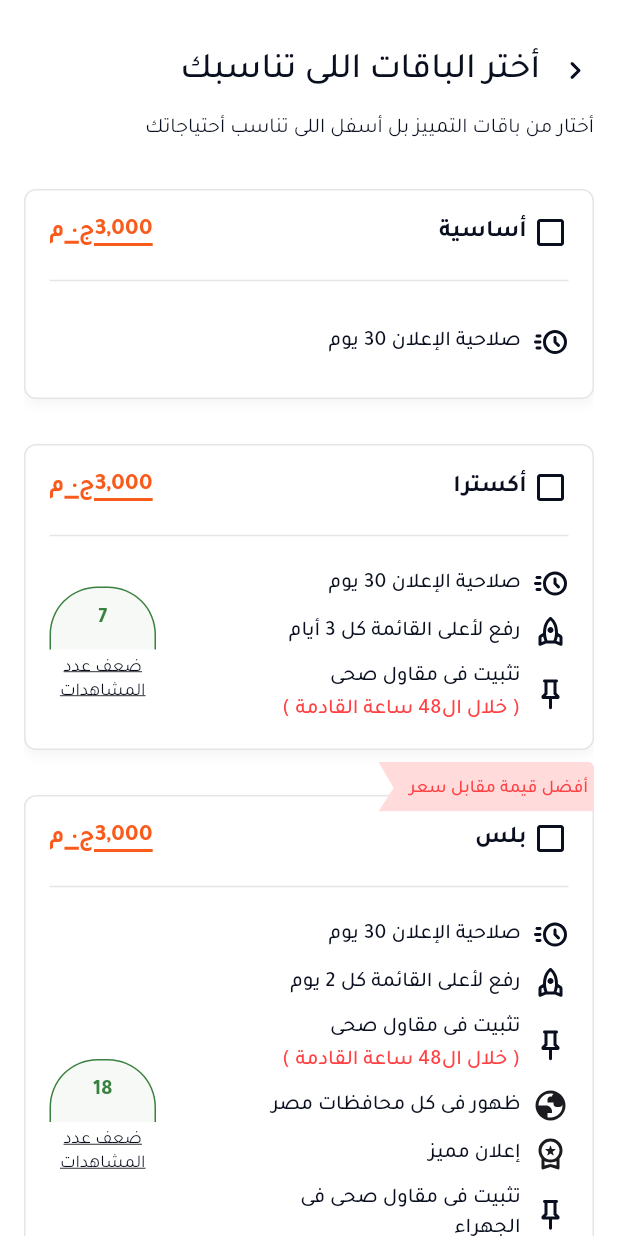
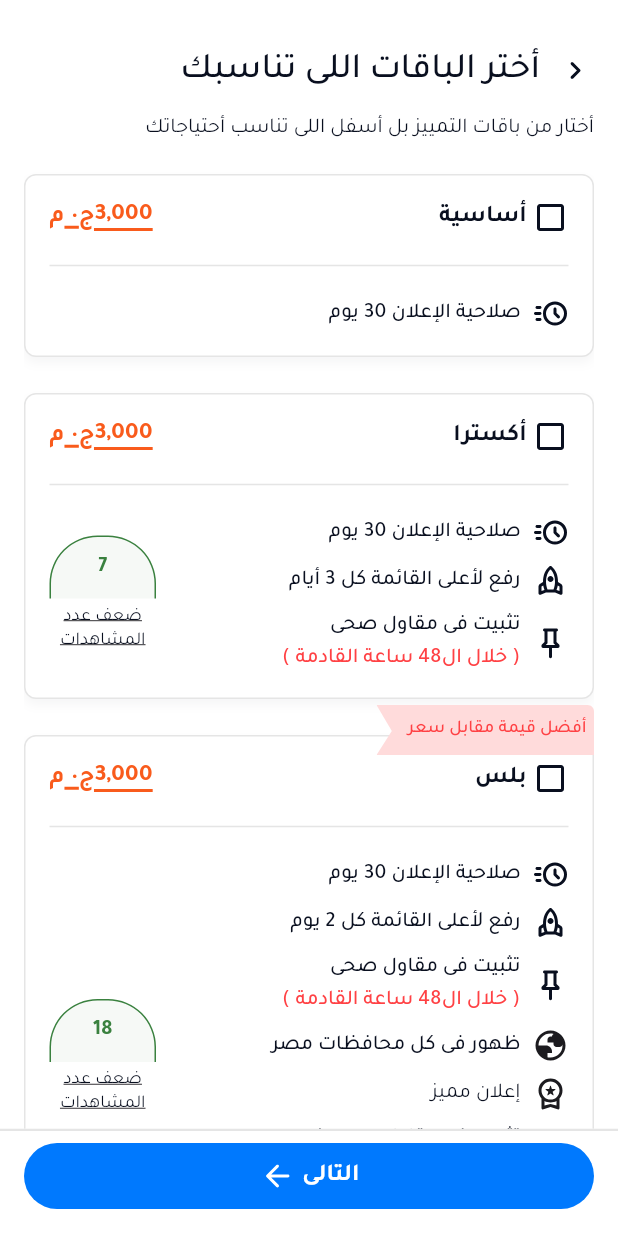
Before and after one commit to Korya25/itlegend_flutter_challenge_mahmoud_mohamed, a Flutter app: the PlansView screen opened by its route, on a phone screen of 412 x 824 dp. Run offline on Flutter 3.47's test engine with Material 3 defaults, Android fonts, the light colour scheme and no system bars; our stand-ins replace flutter_bloc, flutter_svg, get_it, go_router, sqflite; accounts and stored records are empty.

Commit message:
finish plans view UI

```diff
--- a/lib/core/constants/app_assets.dart
+++ b/lib/core/constants/app_assets.dart
@@ -27,5 +27,7 @@ class AppAssets {
   static const String pin = 'assets/svgs/keep.svg';
   static const String rocket = 'assets/svgs/rocket.svg';
   static const String workspacePremium = 'assets/svgs/workspace_premium.svg';
-  static const String planOfferBadge = 'assets/svgs/Plan Offer Badge.svg';
+  static const String planOfferBadgelarge = 'assets/svgs/Plan Offer Badge.svg';
+  static const String planOfferBadgesmall =
+      'assets/svgs/Plan Offer Badge (1).svg';
 }
--- a/lib/features/plans_selected/presentation/view/plans_view.dart
+++ b/lib/features/plans_selected/presentation/view/plans_view.dart
@@ -1,6 +1,8 @@
 import 'package:flutter/material.dart';
 import 'package:itlegend_flutter_challenge/features/plans_selected/data/models/plan_model.dart';
+import 'package:itlegend_flutter_challenge/features/plans_selected/presentation/widgets/contact_with_support.dart';
 import 'package:itlegend_flutter_challenge/features/plans_selected/presentation/widgets/plans_card.dart';
+import 'package:itlegend_flutter_challenge/features/plans_selected/presentation/widgets/plans_next_button.dart';
 import 'package:itlegend_flutter_challenge/features/plans_selected/presentation/widgets/plans_view_header.dart';
 
 class PlansView extends StatelessWidget {
@@ -11,6 +13,7 @@ class PlansView extends StatelessWidget {
     final List<PlanModel> plans = PlanModel.samplePlans;
 
     return Scaffold(
+      bottomNavigationBar: PlansNextButton(),
       body: Padding(
         padding: const EdgeInsets.symmetric(horizontal: 16),
         child: CustomScrollView(
@@ -21,7 +24,7 @@ class PlansView extends StatelessWidget {
                 children: [
                   SizedBox(height: 30),
                   PlansViewHeader(),
-                  SizedBox(height: 30),
+                  SizedBox(height: 20),
                 ],
               ),
             ),
@@ -31,10 +34,17 @@ class PlansView extends StatelessWidget {
               itemBuilder: (context, index) {
                 final plan = plans[index];
                 return Padding(
-                  padding: const EdgeInsets.only(bottom: 30),
+                  padding: const EdgeInsets.only(bottom: 24),
                   child: PlansCard(plan: plan),
                 );
               },
+            ),
+
+            SliverToBoxAdapter(
+              child: Padding(
+                padding: EdgeInsetsGeometry.only(top: 10, bottom: 20),
+                child: ContactWithSupport(),
+              ),
             ),
           ],
         ),
--- a/lib/features/plans_selected/presentation/widgets/plan_offer_badge.dart
+++ b/lib/features/plans_selected/presentation/widgets/plan_offer_badge.dart
@@ -3,20 +3,38 @@ import 'package:flutter_svg/svg.dart';
 import 'package:itlegend_flutter_challenge/core/constants/app_assets.dart';
 import 'package:itlegend_flutter_challenge/core/style/font/app_text_styles.dart';
 
-class PlanOfferBadge extends StatelessWidget {
+class PlanOfferBadge extends StatefulWidget {
   const PlanOfferBadge({super.key, required this.badgeText});
   final String badgeText;
+
+  @override
+  State<PlanOfferBadge> createState() => _PlanOfferBadgeState();
+}
+
+class _PlanOfferBadgeState extends State<PlanOfferBadge> {
+  bool textlength() {
+    if (widget.badgeText.length < 18) {
+      return false;
+    } else {
+      return true;
+    }
+  }
+
   @override
   Widget build(BuildContext context) {
     return Stack(
       children: [
-        SvgPicture.asset(AppAssets.planOfferBadge, height: 33),
+        SvgPicture.asset(
+          AppAssets.planOfferBadgelarge,
+          // height: textlength() ? 31 : 31,
+          width: textlength() ? 145 : 110,
+        ),
         Positioned(
-          right: 4,
-          bottom: 0,
-          top: 10,
+          right: 5,
+          top: 8,
           child: Text(
-            badgeText,
+            widget.badgeText,
+
             style: AppTextStyles.font12Medium(color: Color(0xffFF4144)),
           ),
         ),
--- a/lib/features/plans_selected/presentation/widgets/plans_card.dart
+++ b/lib/features/plans_selected/presentation/widgets/plans_card.dart
@@ -38,9 +38,12 @@ class PlansCard extends StatelessWidget {
         // Banner
         if (plan.badgeText != null)
           Positioned(
-            top: -22,
             right: 0,
-            child: PlanOfferBadge(badgeText: plan.badgeText!),
+            top: -20,
+            child: Align(
+              alignment: Alignment.centerRight,
+              child: PlanOfferBadge(badgeText: plan.badgeText!),
+            ),
           ),
       ],
     );
--- a/lib/features/plans_selected/presentation/widgets/plans_card_datail.dart
+++ b/lib/features/plans_selected/presentation/widgets/plans_card_datail.dart
@@ -19,7 +19,7 @@ class PlansCardDateail extends StatelessWidget {
       crossAxisAlignment: CrossAxisAlignment.center,
       children: [
         if (viewsCount != null) NumberOfViewsContainer(viewsCount: viewsCount!),
-        if (viewsCount == null) SizedBox(width: 0, height: 42),
+        if (viewsCount == null) SizedBox(width: 0, height: 0),
 
         Column(
           spacing: 8,
--- a/lib/features/plans_selected/presentation/widgets/plans_card_dateail_item.dart
+++ b/lib/features/plans_selected/presentation/widgets/plans_card_dateail_item.dart
@@ -1,6 +1,8 @@
 import 'package:flutter/material.dart';
 import 'package:flutter_svg/svg.dart';
+import 'package:itlegend_flutter_challenge/core/constants/app_assets.dart';
 import 'package:itlegend_flutter_challenge/core/style/font/app_text_styles.dart';
+import 'package:itlegend_flutter_challenge/core/style/font/font_weight_helper.dart';
 
 class PlansCardDateailItem extends StatelessWidget {
   const PlansCardDateailItem({
@@ -9,11 +11,15 @@ class PlansCardDateailItem extends StatelessWidget {
     this.subTitle,
     required this.svgPath,
   });
+
   final String title;
   final String? subTitle;
   final String svgPath;
+
   @override
   Widget build(BuildContext context) {
+    final bool isWorkspacePremium = svgPath == AppAssets.workspacePremium;
+
     return Row(
       crossAxisAlignment: CrossAxisAlignment.center,
       children: [
@@ -23,14 +29,18 @@ class PlansCardDateailItem extends StatelessWidget {
           children: [
             Text(
               title,
-              style: AppTextStyles.font14MeduimPrimary(),
+              style: AppTextStyles.font14MeduimPrimary().copyWith(
+                fontWeight: isWorkspacePremium
+                    ? FontWeightHelper.regular
+                    : FontWeightHelper.medium,
+              ),
               textAlign: TextAlign.right,
             ),
             if (subTitle != null)
               Text(
                 '( $subTitle )',
                 style: AppTextStyles.font14MeduimPrimary().copyWith(
-                  color: Color(0xffFF4144),
+                  color: const Color(0xffFF4144),
                 ),
                 textAlign: TextAlign.right,
               ),
--- /dev/null
+++ b/lib/features/plans_selected/presentation/widgets/plans_next_button.dart
@@ -0,0 +1,54 @@
+// ignore_for_file: deprecated_member_use
+
+import 'package:flutter/material.dart';
+import 'package:flutter_svg/flutter_svg.dart';
+import 'package:itlegend_flutter_challenge/core/constants/app_assets.dart';
+import 'package:itlegend_flutter_challenge/core/style/font/app_text_styles.dart';
+import 'package:itlegend_flutter_challenge/core/style/theme/app_colors.dart';
+
+class PlansNextButton extends StatelessWidget {
+  const PlansNextButton({super.key});
+
+  @override
+  Widget build(BuildContext context) {
+    return Container(
+      color: AppColors.backPrimary,
+      child: Container(
+        padding: const EdgeInsets.symmetric(vertical: 8),
+        decoration: BoxDecoration(
+          color: AppColors.backPrimary,
+          border: Border(
+            top: BorderSide(color: Colors.black.withOpacity(0.1), width: 1.5),
+          ),
+        ),
+        child: Padding(
+          padding: const EdgeInsets.only(left: 16, right: 16, bottom: 10),
+          child: Container(
+            width: double.infinity,
+            height: 44,
+            decoration: ShapeDecoration(
+              color: Color(0xFF0079FE),
+              shape: RoundedRectangleBorder(
+                borderRadius: BorderRadius.circular(32),
+              ),
+            ),
+            child: Row(
+              spacing: 4,
+              mainAxisAlignment: MainAxisAlignment.center,
+              children: [
+                SvgPicture.asset(AppAssets.arrowBack),
+                Text(
+                  'التالى',
+                  textAlign: TextAlign.center,
+                  style: AppTextStyles.font16Bold().copyWith(
+                    color: AppColors.backPrimary,
+                  ),
+                ),
+              ],
+            ),
+          ),
+        ),
+      ),
+    );
+  }
+}
```
Also changed, not shown: lib/features/plans_selected/presentation/widgets/contact_with_support.dart (added, +62 -0 lines), assets/svgs/Plan Offer Badge (1).svg (added), assets/svgs/arrow_back.svg.
